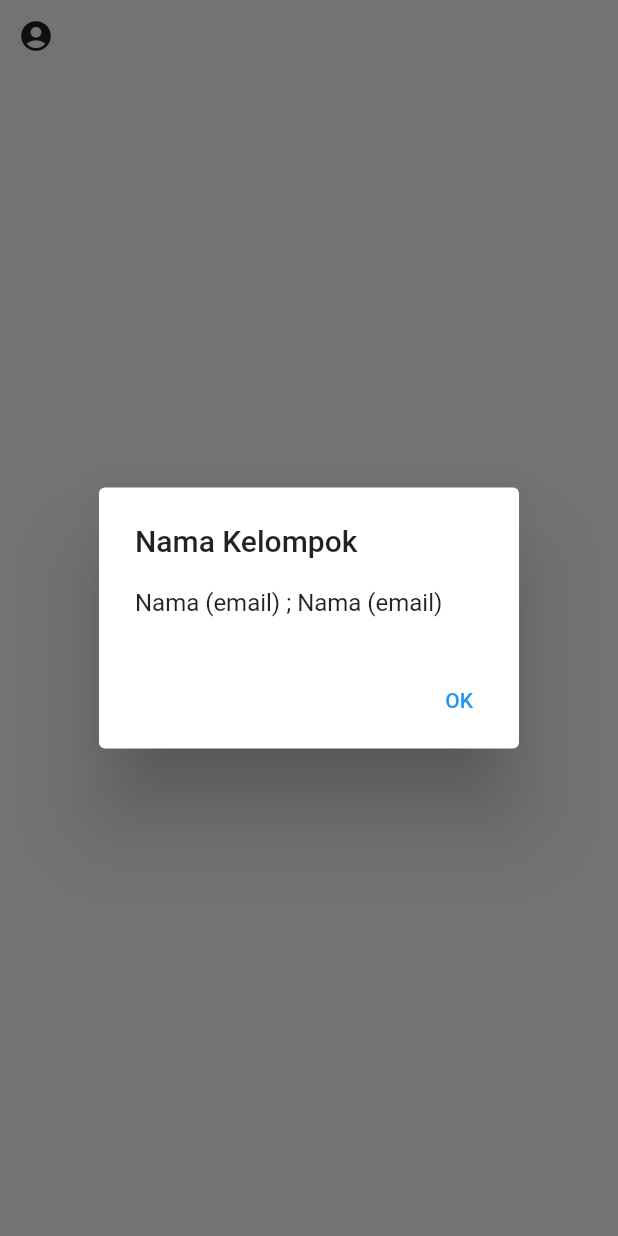
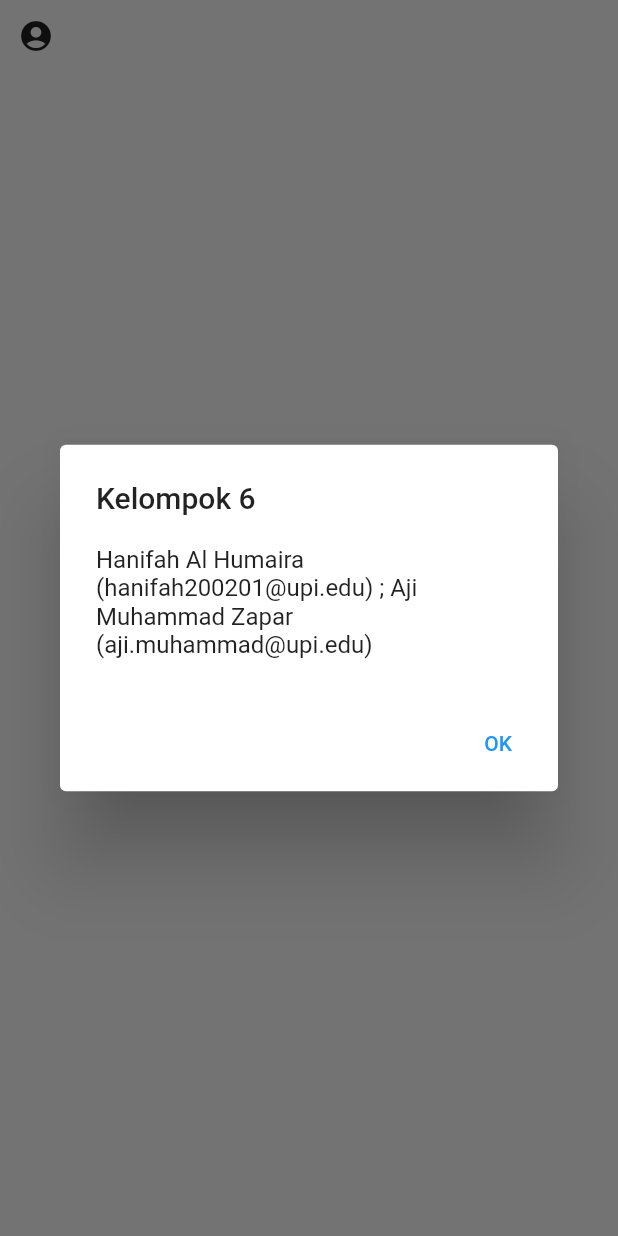
Before and after one commit to Amzar123/kuis-2-provis-2, a Flutter app: the ButtonNamaKelompok widget shown alone on an empty page, opened directly, after a tap on the "account circle" icon, on a phone screen of 412 x 824 dp. Run offline on Flutter 3.47's test engine with Material 2 defaults, Android fonts, the light colour scheme and no system bars; network calls fail.

Commit message:
update code

```diff
--- a/lib/main.dart
+++ b/lib/main.dart
@@ -289,8 +289,9 @@ class ButtonNamaKelompok extends StatelessWidget {
         showDialog<String>(
           context: context,
           builder: (BuildContext context) => AlertDialog(
-            title: const Text('Nama Kelompok'),
-            content: const Text('Nama (email) ; Nama (email)'),
+            title: const Text('Kelompok 6'),
+            content: const Text(
+                'Hanifah Al Humaira (hanifah200201@upi.edu) ; Aji Muhammad Zapar (aji.muhammad@upi.edu)'),
             actions: <Widget>[
               TextButton(
                 onPressed: () => Navigator.pop(context, 'OK'),
@@ -315,7 +316,8 @@ class ButtonPerjanjian extends StatelessWidget {
         // icon setting ditap
         const snackBar = SnackBar(
           duration: Duration(seconds: 20),
-          content: Text('Kami berjanji  ...'),
+          content: Text(
+              'Kami berjanji  tidak akan berbuat curang dan atau membantu kelompok lain berbuat curang'),
         );
         ScaffoldMessenger.of(context).showSnackBar(snackBar);
       },
```
